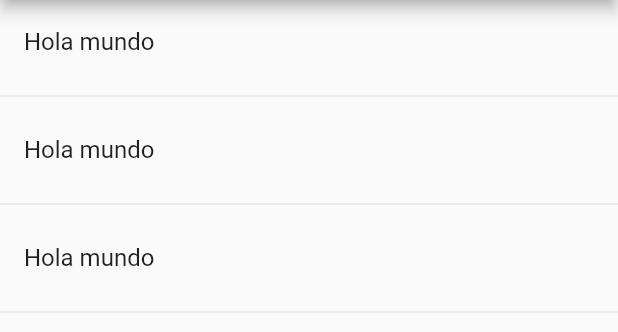
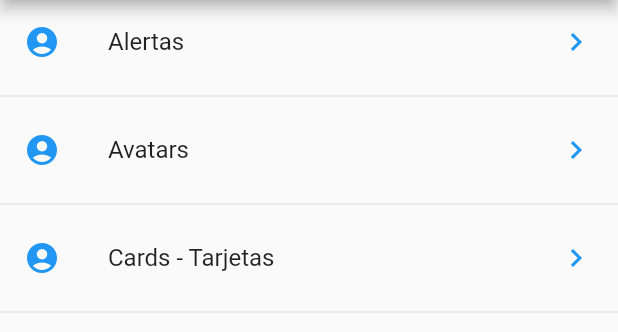
Before and after one commit to JosueHernandezR/Flutter_Components, a Flutter app: the screen it shows after launch, on a phone screen of 412 x 824 dp, the part 84-416 px from its top. Run offline on Flutter 3.47's test engine with Material 2 defaults, Android fonts, the phone set to English and light mode, and no system bars.

```diff
--- a/componentes/lib/src/pages/home_page.dart
+++ b/componentes/lib/src/pages/home_page.dart
@@ -15,25 +15,51 @@ class HomePage extends StatelessWidget {
 
   Widget _lista() {
 
-    print(menuProvider.cargarData);
+    //print(menuProvider.cargarData);
+    //Al tener quec argar datos, esta forma puede hacer que la aplicacion se vea trabada
+    //menuProvider.cargarData().then( (opciones) {
+    //  print( '_lista' );
+    //  print(opciones);
+    //});
 
-    return ListView(
-      children: _listaItems(),
+    return FutureBuilder(
+      future: menuProvider.cargarData(),
+      initialData: [],
+      builder: ( context, AsyncSnapshot<List<dynamic>> snapshot ){
+
+        return ListView(
+          children: _listaItems( snapshot.data ),
+        );
+
+      },
     );
+
+
+    //
 
   }
 
-  List<Widget> _listaItems() {
+  List<Widget> _listaItems( List<dynamic> data ) {
 
-    return [
-      ListTile( title: Text('Hola mundo'),),
-      Divider(),
-      ListTile( title: Text('Hola mundo'),),
-      Divider(),
-      ListTile( title: Text('Hola mundo'),),
-      Divider(),
+    final List<Widget> opciones = [];
 
-    ];
+    data.forEach( (opt) {
+
+      final widgetTemp = ListTile(
+        title: Text( opt['texto'] ),
+        leading: Icon ( Icons.account_circle, color: Colors.blue ),
+        trailing: Icon ( Icons.keyboard_arrow_right, color: Colors.blue ),
+        onTap: () {
+
+        },
+      );
+
+      opciones..add( widgetTemp )
+              ..add(Divider());
+
+    });
+
+    return opciones;
 
   }
 }
```
Also changed, not shown: componentes/lib/src/providers/menu_provider.dart (+10 -6 lines), 5 other files.
